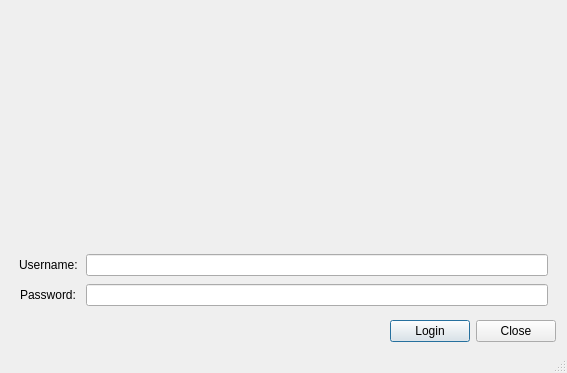
Old version of the form ui/login.ui in the repository sand74/cli3.
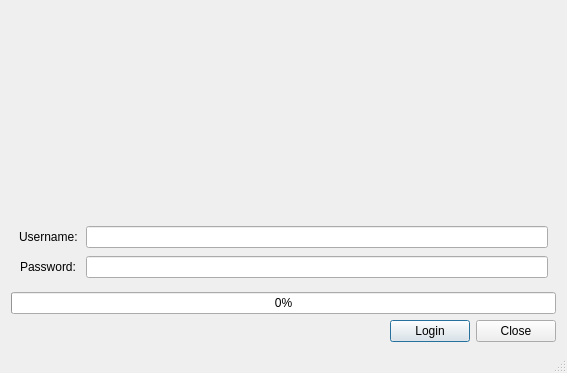
New version of the form.

```diff
--- a/ui/login.ui
+++ b/ui/login.ui
@@ -63,7 +63,14 @@
       </widget>
      </item>
      <item row="2" column="1">
-      <widget class="QLineEdit" name="usernameLineEdit"/>
+         <widget class="QLineEdit" name="usernameLineEdit">
+             <property name="sizePolicy">
+                 <sizepolicy hsizetype="Expanding" vsizetype="Fixed">
+                     <horstretch>0</horstretch>
+                     <verstretch>0</verstretch>
+                 </sizepolicy>
+             </property>
+         </widget>
      </item>
      <item row="3" column="0">
       <widget class="QLabel" name="passwordLabel">
@@ -94,6 +101,31 @@
      </item>
     </layout>
    </item>
+      <item>
+          <widget class="QProgressBar" name="loadProgressBar">
+              <property name="enabled">
+                  <bool>true</bool>
+              </property>
+              <property name="sizePolicy">
+                  <sizepolicy hsizetype="Expanding" vsizetype="Fixed">
+                      <horstretch>0</horstretch>
+                      <verstretch>0</verstretch>
+                  </sizepolicy>
+              </property>
+              <property name="minimumSize">
+                  <size>
+                      <width>0</width>
+                      <height>0</height>
+                  </size>
+              </property>
+              <property name="value">
+                  <number>0</number>
+              </property>
+              <property name="textVisible">
+                  <bool>true</bool>
+              </property>
+          </widget>
+      </item>
    <item>
     <layout class="QHBoxLayout" name="horizontalLayout">
      <item>
```
Lines whose indentation alone changed are shown as unchanged.
